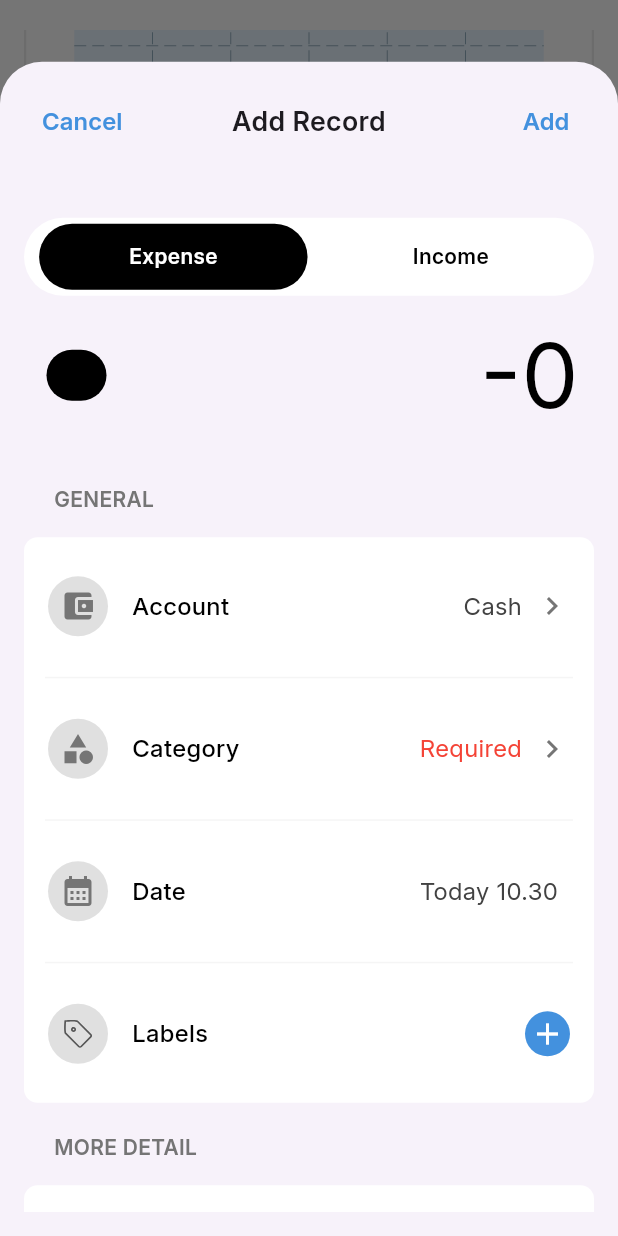
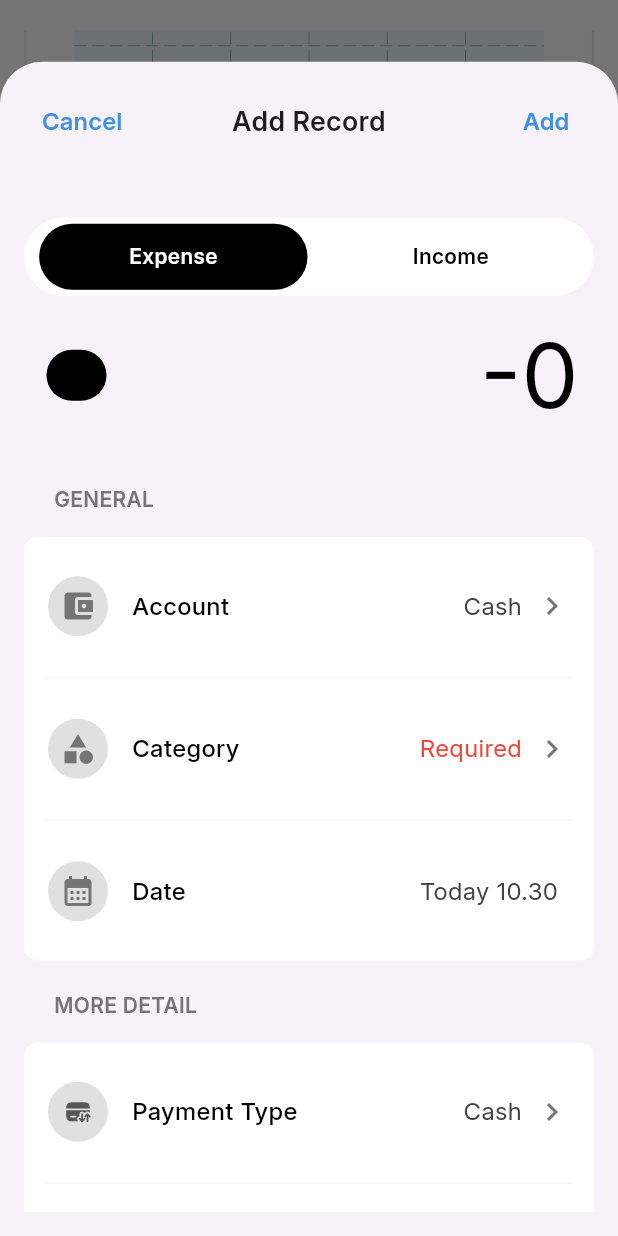
Before and after one commit to RivaldoPardede/Expenser-Mobile, a Flutter app: the MainScreen screen opened directly, scrolled down 406 dp, after a tap on the "add" icon, on a phone screen of 412 x 824 dp. Run offline on Flutter 3.47's test engine with Material 3 defaults, Android fonts, the phone set to English and light mode, and no system bars; drawn by our look-alikes of fl_chart; our stand-ins replace cloud_firestore, firebase_auth, firebase_core, flutter_svg, google_sign_in; missing offline and left inert: currency_picker, currency_textfield; accounts and stored records are empty; generated files the repository leaves out were written again.

Commit message:
feat: added change payment type modal and its logic in Record, delete labels and attach photo in Record

```diff
--- a/lib/views/record/change_account.dart
+++ b/lib/views/record/change_account.dart
@@ -28,7 +28,6 @@ class _ChangeAccountState extends State<ChangeAccount> {
       setState(() {
         accountIds = ids;
       });
-      print("dijalankan");
     } catch (e) {
       print('Error fetching account IDs: $e');
     }
--- a/lib/views/record/record_page.dart
+++ b/lib/views/record/record_page.dart
@@ -9,6 +9,7 @@ import 'package:final_project/views/common/modal_toggle_selector.dart';
 import 'package:final_project/views/common/custom_list_tile.dart';
 import 'package:final_project/views/record/change_account.dart';
 import 'package:final_project/views/record/change_category.dart';
+import 'package:final_project/views/record/change_payment_type.dart';
 import 'package:flutter/material.dart';
 import 'package:flutter_svg/flutter_svg.dart';
 import 'package:intl/intl.dart';
@@ -29,6 +30,7 @@ class _RecordPageState extends State<RecordPage> {
   String transactionType = "Expense";
   String account = "Cash";
   String category = "";
+  String paymentType = "Cash";
   String? userCurrencyCode;
 
   void fetchCurrencyCode() async {
@@ -53,7 +55,7 @@ class _RecordPageState extends State<RecordPage> {
       "transactionType" : transactionType,
       "account" : account,
       "category" : category,
-      "date" : getFormattedTime(),
+      "date" : DateTime.now(),
     };
     print(accountData); // TODO: logic firestore
   }
@@ -149,7 +151,7 @@ class _RecordPageState extends State<RecordPage> {
                     value: account,
                     needCircleAvatar: true,
                     onTap: () async{
-                      final selectedAccount = await _showBottomModal(context, ChangeAccount());
+                      final selectedAccount = await _showBottomModal(context, const ChangeAccount());
                       if (selectedAccount != null) {
                         setState(() {
                           account = selectedAccount;
@@ -158,7 +160,7 @@ class _RecordPageState extends State<RecordPage> {
                     },
                     trailingIcon: Icons.chevron_right,
                   ),
-                  CustomListTileDivider(),
+                  const CustomListTileDivider(),
                   CustomListTile(
                     icon: category.isEmpty
                         ? Icon(
@@ -175,7 +177,7 @@ class _RecordPageState extends State<RecordPage> {
                     value: category.isEmpty ? 'Required' : category,
                     needCircleAvatar: category.isEmpty ? true : false,
                     onTap: () async {
-                      final selectedCategory = await _showBottomModal(context, ChangeCategory());
+                      final selectedCategory = await _showBottomModal(context, const ChangeCategory());
                       if (selectedCategory != null) {
                         setState(() {
                           category = selectedCategory;
@@ -184,7 +186,7 @@ class _RecordPageState extends State<RecordPage> {
                     },
                     trailingIcon: Icons.chevron_right,
                   ),
-                  CustomListTileDivider(),
+                  const CustomListTileDivider(),
                   CustomListTile(
                     icon: Icon(
                       Icons.calendar_month,
@@ -194,28 +196,6 @@ class _RecordPageState extends State<RecordPage> {
                     value: getFormattedTime(),
                     needCircleAvatar: true,
                     onTap: () {},
-                  ),
-                  CustomListTileDivider(),
-                  CustomListTile(
-                    icon: SvgPicture.asset(
-                      "images/modal/labels.svg",
-                      width: 20,
-                      height: 20,
-                      fit: BoxFit.contain,
-                    ),
-                    title: 'Labels',
-                    value: '',
-                    needCircleAvatar: true,
-                    onTap: () => showModalBottomSheet<String>(
-                      context: context,
-                      isScrollControlled: true,
-                      constraints: BoxConstraints(
-                        maxHeight: MediaQuery.of(context).size.height * 0.95,
-                        minHeight: MediaQuery.of(context).size.height * 0.95,
-                      ),
-                      builder: (context) => const ChangeCategory(),
-                    ),
-                    trailingIcon: Icons.add,
                   ),
                   const SizedBox(height: 14,),
                 ],
@@ -240,10 +220,15 @@ class _RecordPageState extends State<RecordPage> {
                       fit: BoxFit.contain,
                     ),
                     title: 'Payment Type',
-                    value: account,
+                    value: paymentType,
                     needCircleAvatar: true,
-                    onTap: () {
-
+                    onTap: () async {
+                      final selectedPayment = await _showBottomModal(context, ChangePaymentType(paymentType: paymentType,));
+                      if(selectedPayment != null) {
+                        setState(() {
+                          paymentType = selectedPayment;
+                        });
+                      }
                     },
                     trailingIcon: Icons.chevron_right,
                   ),
@@ -277,20 +262,6 @@ class _RecordPageState extends State<RecordPage> {
                   ),
                   CustomListTileDivider(),
                   CustomListTile(
-                    icon: Icon(
-                      Icons.photo_camera,
-                      color: Colors.grey[600],
-                    ),
-                    title: 'Attach photo',
-                    value: '',
-                    needCircleAvatar: true,
-                    onTap: () {
-                      // Open Labels Modal
-                    },
-                    trailingIcon: Icons.chevron_right,
-                  ),
-                  CustomListTileDivider(),
-                  CustomListTile(
                     icon: SvgPicture.asset(
                       "images/modal/note.svg",
                       width: 20,
```
Also changed, not shown: lib/views/record/change_payment_type.dart (added, +108 -0 lines). Lines whose indentation alone changed are shown as unchanged.
